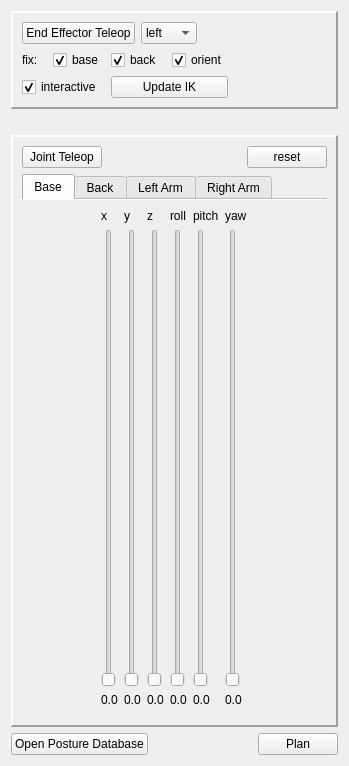
Above: software/ddapp/src/app/ddTeleopPanel.ui from openhumanoids/oh-distro before the change. Below: the same form after it.
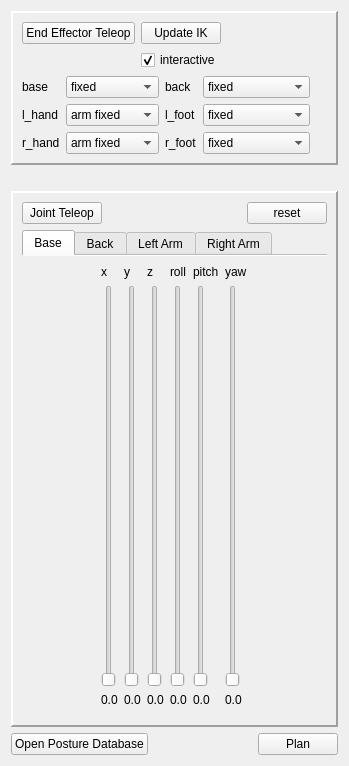
That is the form after the change.

Commit message: add new interface to teleop panel

Patch:
```diff
--- a/software/ddapp/src/app/ddTeleopPanel.ui
+++ b/software/ddapp/src/app/ddTeleopPanel.ui
@@ -25,122 +25,258 @@
      <property name="lineWidth">
       <number>2</number>
      </property>
-     <layout class="QGridLayout" name="gridLayout">
-      <item row="0" column="0" colspan="3">
-       <widget class="QPushButton" name="eeTeleopButton">
+     <layout class="QGridLayout" name="gridLayout_8">
+      <item row="3" column="1">
+       <widget class="QComboBox" name="rhandCombo">
+        <item>
+         <property name="text">
+          <string>arm fixed</string>
+         </property>
+        </item>
+        <item>
+         <property name="text">
+          <string>ee fixed</string>
+         </property>
+        </item>
+        <item>
+         <property name="text">
+          <string>position</string>
+         </property>
+        </item>
+        <item>
+         <property name="text">
+          <string>free</string>
+         </property>
+        </item>
+        <item>
+         <property name="text">
+          <string>gaze</string>
+         </property>
+        </item>
+        <item>
+         <property name="text">
+          <string>orbit</string>
+         </property>
+        </item>
+       </widget>
+      </item>
+      <item row="2" column="0">
+       <widget class="QLabel" name="label_3">
         <property name="text">
-         <string>End Effector Teleop</string>
+         <string>l_hand</string>
         </property>
-        <property name="checkable">
-         <bool>true</bool>
-        </property>
        </widget>
       </item>
-      <item row="0" column="3" colspan="2">
-       <widget class="QComboBox" name="eeTeleopSideCombo">
-        <item>
-         <property name="text">
-          <string>left</string>
-         </property>
-        </item>
-        <item>
-         <property name="text">
-          <string>right</string>
-         </property>
-        </item>
-        <item>
-         <property name="text">
-          <string>both</string>
-         </property>
-        </item>
-       </widget>
-      </item>
-      <item row="0" column="5" colspan="2">
-       <spacer name="horizontalSpacer_12">
-        <property name="orientation">
-         <enum>Qt::Horizontal</enum>
-        </property>
-        <property name="sizeType">
-         <enum>QSizePolicy::Expanding</enum>
-        </property>
-        <property name="sizeHint" stdset="0">
-         <size>
-          <width>10</width>
-          <height>20</height>
-         </size>
-        </property>
-       </spacer>
-      </item>
-      <item row="1" column="0">
+      <item row="1" column="2">
        <widget class="QLabel" name="label">
         <property name="text">
-         <string>fix:</string>
-        </property>
-       </widget>
-      </item>
-      <item row="1" column="1">
-       <widget class="QCheckBox" name="fixBaseCheck">
-        <property name="text">
-         <string>base</string>
-        </property>
-        <property name="checked">
-         <bool>true</bool>
-        </property>
-       </widget>
-      </item>
-      <item row="1" column="2" colspan="2">
-       <widget class="QCheckBox" name="fixBackCheck">
-        <property name="text">
          <string>back</string>
         </property>
-        <property name="checked">
-         <bool>true</bool>
+       </widget>
+      </item>
+      <item row="2" column="3" colspan="2">
+       <widget class="QComboBox" name="lfootCombo">
+        <item>
+         <property name="text">
+          <string>fixed</string>
+         </property>
+        </item>
+        <item>
+         <property name="text">
+          <string>sliding</string>
+         </property>
+        </item>
+       </widget>
+      </item>
+      <item row="1" column="0">
+       <widget class="QLabel" name="label_2">
+        <property name="text">
+         <string>base</string>
         </property>
        </widget>
       </item>
-      <item row="1" column="4" colspan="2">
-       <widget class="QCheckBox" name="fixOrientCheck">
+      <item row="3" column="0">
+       <widget class="QLabel" name="label_4">
         <property name="text">
-         <string>orient</string>
+         <string>r_hand</string>
         </property>
-        <property name="checked">
-         <bool>true</bool>
+       </widget>
+      </item>
+      <item row="1" column="3" colspan="2">
+       <widget class="QComboBox" name="backCombo">
+        <item>
+         <property name="text">
+          <string>fixed</string>
+         </property>
+        </item>
+        <item>
+         <property name="text">
+          <string>limited</string>
+         </property>
+        </item>
+        <item>
+         <property name="text">
+          <string>free</string>
+         </property>
+        </item>
+       </widget>
+      </item>
+      <item row="0" column="0" colspan="4">
+       <layout class="QGridLayout" name="gridLayout">
+        <item row="0" column="1">
+         <widget class="QPushButton" name="updateIkButton">
+          <property name="text">
+           <string>Update IK</string>
+          </property>
+         </widget>
+        </item>
+        <item row="0" column="0">
+         <widget class="QPushButton" name="eeTeleopButton">
+          <property name="text">
+           <string>End Effector Teleop</string>
+          </property>
+          <property name="checkable">
+           <bool>true</bool>
+          </property>
+         </widget>
+        </item>
+        <item row="1" column="1">
+         <widget class="QCheckBox" name="interactiveCheckbox">
+          <property name="text">
+           <string>interactive</string>
+          </property>
+          <property name="checked">
+           <bool>true</bool>
+          </property>
+         </widget>
+        </item>
+       </layout>
+      </item>
+      <item row="1" column="1">
+       <widget class="QComboBox" name="baseCombo">
+        <item>
+         <property name="text">
+          <string>fixed</string>
+         </property>
+        </item>
+        <item>
+         <property name="text">
+          <string>constrained</string>
+         </property>
+        </item>
+        <item>
+         <property name="text">
+          <string>limited</string>
+         </property>
+        </item>
+        <item>
+         <property name="text">
+          <string>xyz only</string>
+         </property>
+        </item>
+        <item>
+         <property name="text">
+          <string>z only</string>
+         </property>
+        </item>
+        <item>
+         <property name="text">
+          <string>free</string>
+         </property>
+        </item>
+       </widget>
+      </item>
+      <item row="3" column="3" colspan="2">
+       <widget class="QComboBox" name="rfootCombo">
+        <item>
+         <property name="text">
+          <string>fixed</string>
+         </property>
+        </item>
+        <item>
+         <property name="text">
+          <string>sliding</string>
+         </property>
+        </item>
+       </widget>
+      </item>
+      <item row="2" column="2">
+       <widget class="QLabel" name="label_5">
+        <property name="text">
+         <string>l_foot</string>
         </property>
        </widget>
       </item>
-      <item row="1" column="6">
+      <item row="0" column="4">
+       <spacer name="horizontalSpacer_12">
+        <property name="orientation">
+         <enum>Qt::Horizontal</enum>
+        </property>
+        <property name="sizeType">
+         <enum>QSizePolicy::Expanding</enum>
+        </property>
+        <property name="sizeHint" stdset="0">
+         <size>
+          <width>107</width>
+          <height>17</height>
+         </size>
+        </property>
+       </spacer>
+      </item>
+      <item row="2" column="1">
+       <widget class="QComboBox" name="lhandCombo">
+        <item>
+         <property name="text">
+          <string>arm fixed</string>
+         </property>
+        </item>
+        <item>
+         <property name="text">
+          <string>ee fixed</string>
+         </property>
+        </item>
+        <item>
+         <property name="text">
+          <string>position</string>
+         </property>
+        </item>
+        <item>
+         <property name="text">
+          <string>free</string>
+         </property>
+        </item>
+        <item>
+         <property name="text">
+          <string>gaze</string>
+         </property>
+        </item>
+        <item>
+         <property name="text">
+          <string>orbit</string>
+         </property>
+        </item>
+       </widget>
+      </item>
+      <item row="3" column="2">
+       <widget class="QLabel" name="label_6">
+        <property name="text">
+         <string>r_foot</string>
+        </property>
+       </widget>
+      </item>
+      <item row="2" column="5">
        <spacer name="horizontalSpacer">
         <property name="orientation">
          <enum>Qt::Horizontal</enum>
         </property>
-        <property name="sizeType">
-         <enum>QSizePolicy::Expanding</enum>
-        </property>
         <property name="sizeHint" stdset="0">
          <size>
-          <width>10</width>
+          <width>40</width>
           <height>20</height>
          </size>
         </property>
        </spacer>
       </item>
-      <item row="2" column="0" colspan="2">
-       <widget class="QCheckBox" name="interactiveCheckbox">
-        <property name="text">
-         <string>interactive</string>
-        </property>
-        <property name="checked">
-         <bool>true</bool>
-        </property>
-       </widget>
-      </item>
-      <item row="2" column="2" colspan="4">
-       <widget class="QPushButton" name="updateIkButton">
-        <property name="text">
-         <string>Update IK</string>
-        </property>
-       </widget>
-      </item>
      </layout>
     </widget>
    </item>
```
The commit also changes 2 other files.
